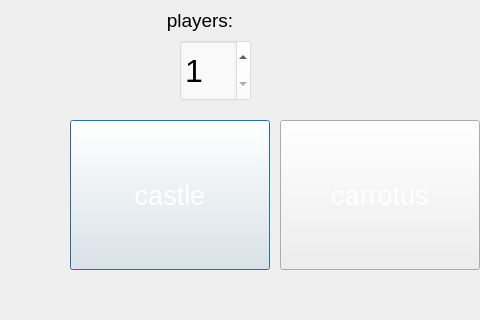
Above: client_src/QT/map_selector.ui from Taller-de-Programacion-1-1C2024-GRUPO1/TP-Jazz-Jackrabbit-2 before the change; both pictures show x 0 to 480 and y 280 to 600 of the 800 by 600 pixel window. Below: the same form after it.
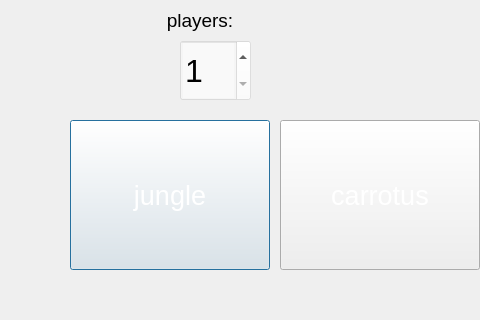
That is the form after the change. Icons and pictures are not drawn.

Commit message: Chore: cambio castle por jungle

```diff
--- a/client_src/QT/map_selector.ui
+++ b/client_src/QT/map_selector.ui
@@ -44,7 +44,7 @@
 font: 20pt;</string>
    </property>
    <property name="text">
-    <string>castle</string>
+    <string>jungle</string>
    </property>
   </widget>
   <widget class="QPushButton" name="btnMap2">
```
Left out of the diff: 2 changed lines with no effect on the pictures. The commit also changes 10 other files.
